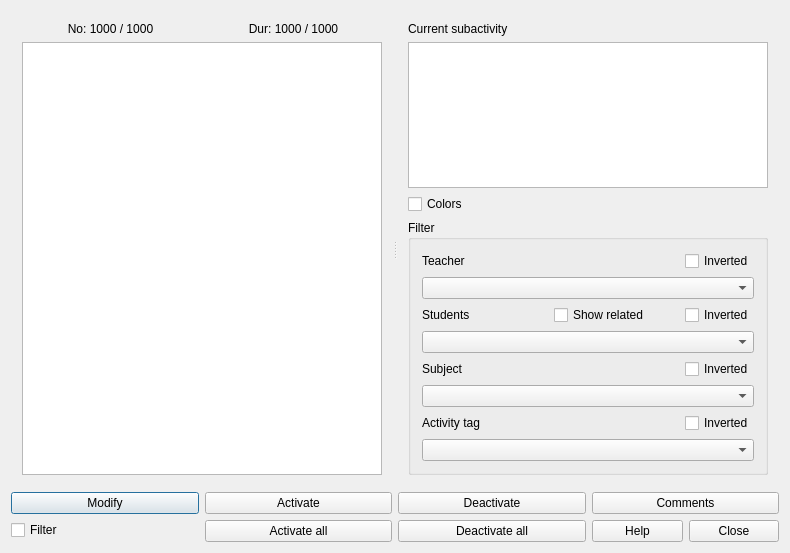
Above: fet/src/interface/subactivitiesform_template.ui from vonmecheln/fet before the change. Below: the same form after it.
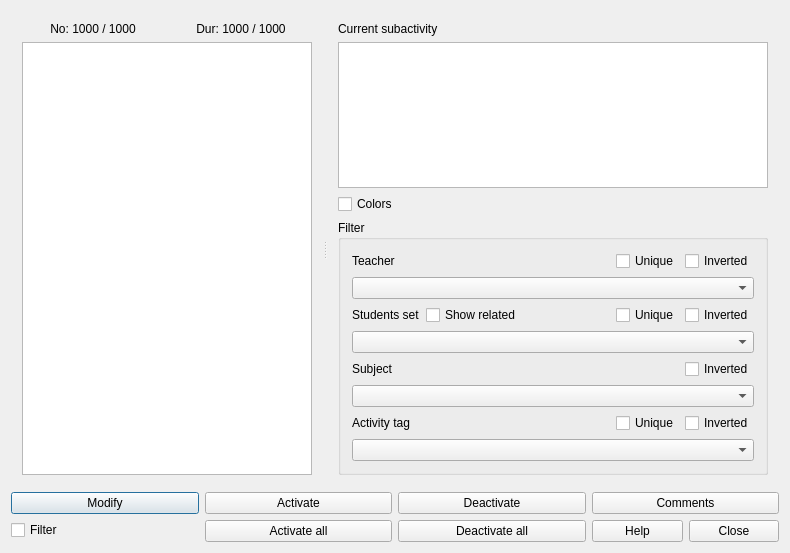
That is the form after the change.

Diff of the .ui file:
```diff
--- a/fet/src/interface/subactivitiesform_template.ui
+++ b/fet/src/interface/subactivitiesform_template.ui
@@ -89,6 +89,26 @@
               </property>
              </widget>
             </item>
+            <item>
+             <spacer name="horizontalSpacer">
+              <property name="orientation">
+               <enum>Qt::Horizontal</enum>
+              </property>
+              <property name="sizeHint" stdset="0">
+               <size>
+                <width>40</width>
+                <height>20</height>
+               </size>
+              </property>
+             </spacer>
+            </item>
+            <item>
+             <widget class="QCheckBox" name="singleTeacherCheckBox">
+              <property name="text">
+               <string comment="Activities which have a unique teacher">Unique</string>
+              </property>
+             </widget>
+            </item>
             <item>
              <widget class="QCheckBox" name="invertedTeacherCheckBox">
               <property name="sizePolicy">
@@ -112,7 +132,7 @@
             <item>
              <widget class="QLabel" name="studentsTextLabel">
               <property name="text">
-               <string comment="It refers to students sets, but I want to keep the string short">Students</string>
+               <string>Students set</string>
               </property>
              </widget>
             </item>
@@ -123,6 +143,26 @@
               </property>
              </widget>
             </item>
+            <item>
+             <spacer name="horizontalSpacer_2">
+              <property name="orientation">
+               <enum>Qt::Horizontal</enum>
+              </property>
+              <property name="sizeHint" stdset="0">
+               <size>
+                <width>40</width>
+                <height>20</height>
+               </size>
+              </property>
+             </spacer>
+            </item>
+            <item>
+             <widget class="QCheckBox" name="singleStudentsSetCheckBox">
+              <property name="text">
+               <string comment="Activities which have a unique students set">Unique</string>
+              </property>
+             </widget>
+            </item>
             <item>
              <widget class="QCheckBox" name="invertedStudentsCheckBox">
               <property name="sizePolicy">
@@ -150,6 +190,19 @@
               </property>
              </widget>
             </item>
+            <item>
+             <spacer name="horizontalSpacer_3">
+              <property name="orientation">
+               <enum>Qt::Horizontal</enum>
+              </property>
+              <property name="sizeHint" stdset="0">
+               <size>
+                <width>40</width>
+                <height>20</height>
+               </size>
+              </property>
+             </spacer>
+            </item>
             <item>
              <widget class="QCheckBox" name="invertedSubjectCheckBox">
               <property name="sizePolicy">
@@ -177,6 +230,26 @@
               </property>
              </widget>
             </item>
+            <item>
+             <spacer name="horizontalSpacer_4">
+              <property name="orientation">
+               <enum>Qt::Horizontal</enum>
+              </property>
+              <property name="sizeHint" stdset="0">
+               <size>
+                <width>40</width>
+                <height>20</height>
+               </size>
+              </property>
+             </spacer>
+            </item>
+            <item>
+             <widget class="QCheckBox" name="singleActivityTagCheckBox">
+              <property name="text">
+               <string comment="Activities which have a unique activity tag">Unique</string>
+              </property>
+             </widget>
+            </item>
             <item>
              <widget class="QCheckBox" name="invertedActivityTagCheckBox">
               <property name="sizePolicy">
```
